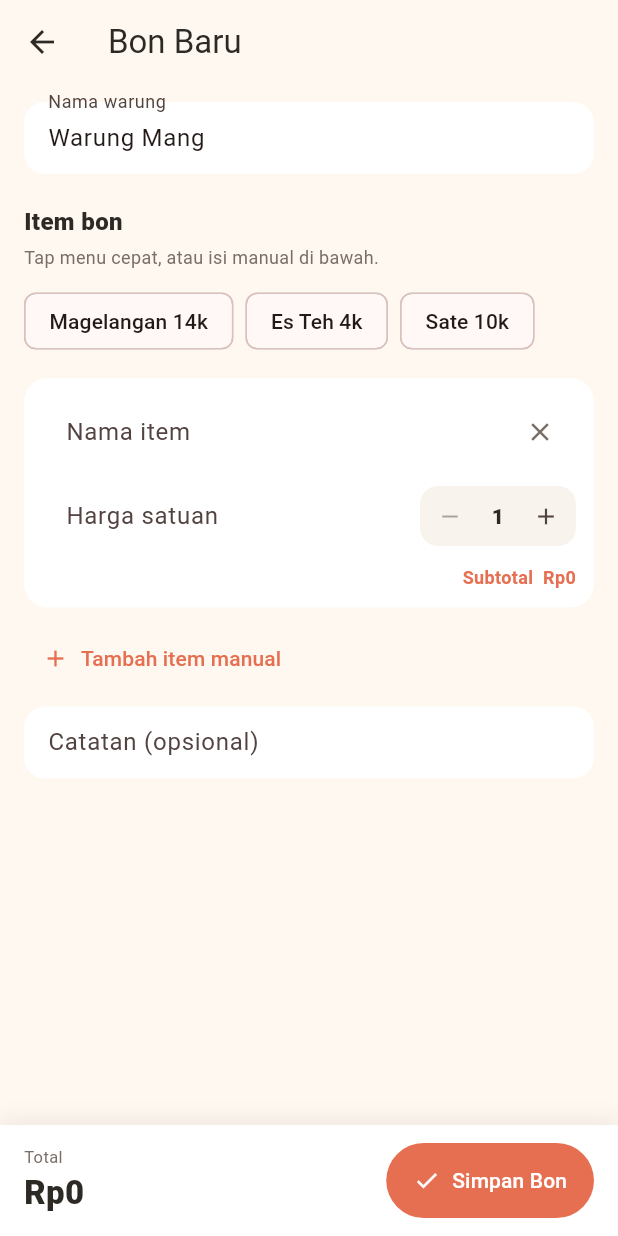
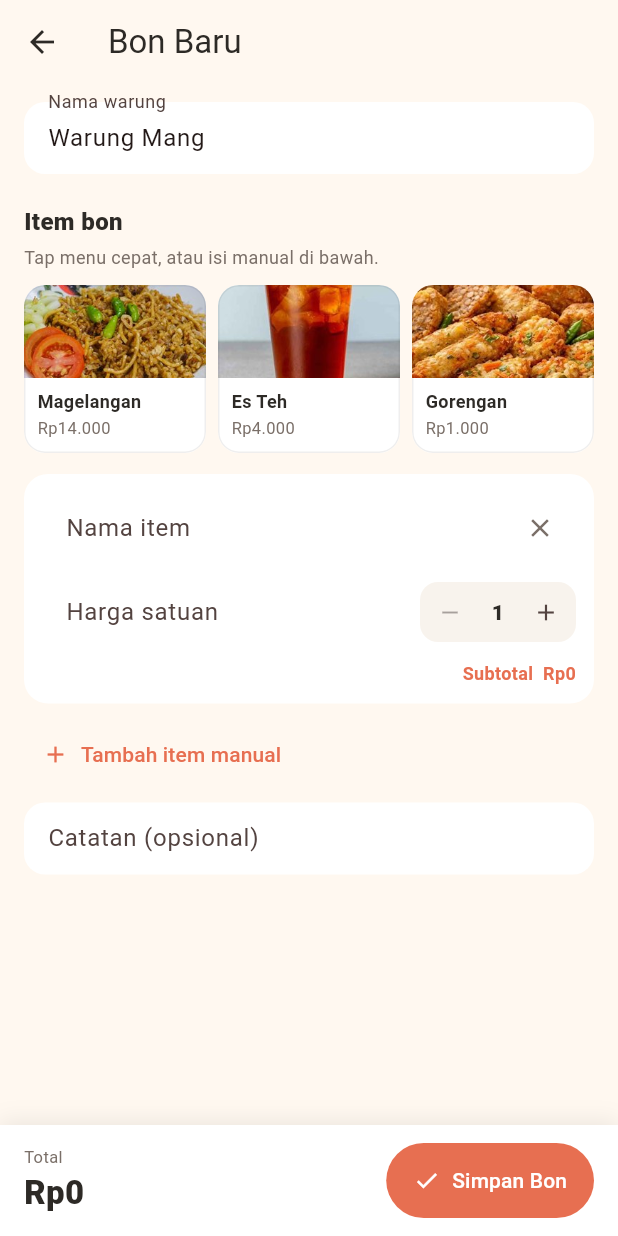
Before and after one commit to kila1232/kasbonku, a Flutter app: the screen it shows after launch, after a tap on "Catat bon pertama", on a phone screen of 412 x 824 dp. Run offline on Flutter 3.47's test engine with Material 3 defaults, Android fonts, the phone set to English and light mode, and no system bars; our stand-ins replace shared_preferences.

Commit message:
Menu bergambar: Magelangan, Es Teh, Gorengan

```diff
--- a/lib/main.dart
+++ b/lib/main.dart
@@ -9,6 +9,44 @@ const Color kText = Color(0xFF2D2A26);
 const Color kMuted = Color(0xFF7A6F68);
 const Color kGreen = Color(0xFF2A9D8F);
 const Color kRed = Color(0xFFD62828);
+
+class MenuCepat {
+  final String nama;
+  final int harga;
+  final String gambar;
+
+  const MenuCepat({
+    required this.nama,
+    required this.harga,
+    required this.gambar,
+  });
+}
+
+const List<MenuCepat> kMenuCepat = [
+  MenuCepat(
+    nama: 'Magelangan',
+    harga: 14000,
+    gambar: 'assets/images/magelangan.jpg',
+  ),
+  MenuCepat(
+    nama: 'Es Teh',
+    harga: 4000,
+    gambar: 'assets/images/es_teh.jpg',
+  ),
+  MenuCepat(
+    nama: 'Gorengan',
+    harga: 1000,
+    gambar: 'assets/images/gorengan.jpg',
+  ),
+];
+
+String? gambarMenu(String nama) {
+  final n = nama.toLowerCase();
+  for (final menu in kMenuCepat) {
+    if (n.contains(menu.nama.toLowerCase())) return menu.gambar;
+  }
+  return null;
+}
 
 void main() async {
   WidgetsFlutterBinding.ensureInitialized();
@@ -757,6 +795,7 @@ class _BonDetailScreenState extends State<BonDetailScreen> {
               children: [
                 ...List.generate(bon.items.length, (index) {
                   final item = bon.items[index];
+                  final gambar = gambarMenu(item.nama);
                   return Column(
                     children: [
                       if (index > 0)
@@ -768,6 +807,18 @@ class _BonDetailScreenState extends State<BonDetailScreen> {
                         ),
                         child: Row(
                           children: [
+                            if (gambar != null) ...[
+                              ClipRRect(
+                                borderRadius: BorderRadius.circular(10),
+                                child: Image.asset(
+                                  gambar,
+                                  width: 48,
+                                  height: 48,
+                                  fit: BoxFit.cover,
+                                ),
+                              ),
+                              const SizedBox(width: 12),
+                            ],
                             Expanded(
                               child: Column(
                                 crossAxisAlignment: CrossAxisAlignment.start,
@@ -1112,22 +1163,21 @@ class _BonFormScreenState extends State<BonFormScreen> {
             style: TextStyle(fontSize: 12, color: kMuted),
           ),
           const SizedBox(height: 10),
-          Wrap(
-            spacing: 8,
-            runSpacing: 8,
+          Row(
+            crossAxisAlignment: CrossAxisAlignment.start,
             children: [
-              ActionChip(
-                label: const Text('Magelangan 14k'),
-                onPressed: () => _tambahCepat('Magelangan', 14000),
-              ),
-              ActionChip(
-                label: const Text('Es Teh 4k'),
-                onPressed: () => _tambahCepat('Es Teh', 4000),
-              ),
-              ActionChip(
-                label: const Text('Sate 10k'),
-                onPressed: () => _tambahCepat('Sate', 10000),
-              ),
+              for (var i = 0; i < kMenuCepat.length; i++) ...[
+                if (i > 0) const SizedBox(width: 8),
+                Expanded(
+                  child: _MenuCepatCard(
+                    menu: kMenuCepat[i],
+                    onTap: () => _tambahCepat(
+                      kMenuCepat[i].nama,
+                      kMenuCepat[i].harga,
+                    ),
+                  ),
+                ),
+              ],
             ],
           ),
           const SizedBox(height: 14),
@@ -1347,3 +1397,54 @@ class _QtyStepper extends StatelessWidget {
     );
   }
 }
+
+class _MenuCepatCard extends StatelessWidget {
+  final MenuCepat menu;
+  final VoidCallback onTap;
+
+  const _MenuCepatCard({required this.menu, required this.onTap});
+
+  @override
+  Widget build(BuildContext context) {
+    return Material(
+      color: Colors.white,
+      clipBehavior: Clip.antiAlias,
+      shape: RoundedRectangleBorder(
+        borderRadius: BorderRadius.circular(14),
+        side: const BorderSide(color: Color(0x142D2A26)),
+      ),
+      child: InkWell(
+        onTap: onTap,
+        child: Column(
+          crossAxisAlignment: CrossAxisAlignment.stretch,
+          children: [
+            Image.asset(menu.gambar, height: 62, fit: BoxFit.cover),
+            Padding(
+              padding: const EdgeInsets.fromLTRB(9, 7, 9, 9),
+              child: Column(
+                crossAxisAlignment: CrossAxisAlignment.start,
+                children: [
+                  Text(
+                    menu.nama,
+                    maxLines: 1,
+                    overflow: TextOverflow.ellipsis,
+                    style: const TextStyle(
+                      fontSize: 12,
+                      fontWeight: FontWeight.w700,
+                      color: kText,
+                    ),
+                  ),
+                  const SizedBox(height: 1),
+                  Text(
+                    rupiah(menu.harga),
+                    style: const TextStyle(fontSize: 11, color: kMuted),
+                  ),
+                ],
+              ),
+            ),
+          ],
+        ),
+      ),
+    );
+  }
+}
--- a/pubspec.yaml
+++ b/pubspec.yaml
@@ -17,3 +17,5 @@ dev_dependencies:
 
 flutter:
   uses-material-design: true
+  assets:
+    - assets/images/
```
Also changed, not shown: assets/images/es_teh.jpg (added), assets/images/gorengan.jpg (added), assets/images/magelangan.jpg (added), 3 other files.
